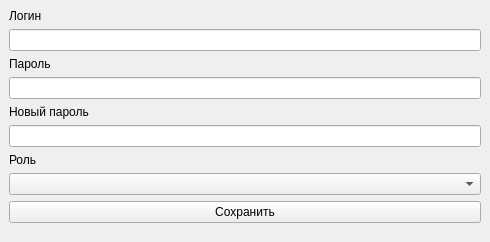
Git-I985/ap, file ui/createupdateuser.ui: the form before one commit.
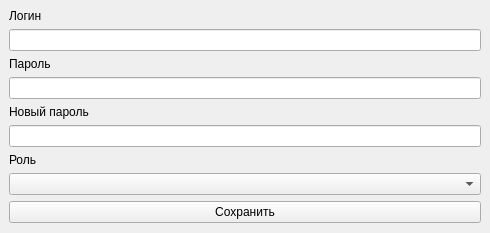
The form after the commit.

What changed in the file:
```diff
--- a/ui/createupdateuser.ui
+++ b/ui/createupdateuser.ui
@@ -7,7 +7,7 @@
     <x>0</x>
     <y>0</y>
     <width>490</width>
-    <height>242</height>
+    <height>233</height>
    </rect>
   </property>
   <property name="windowTitle">
```
